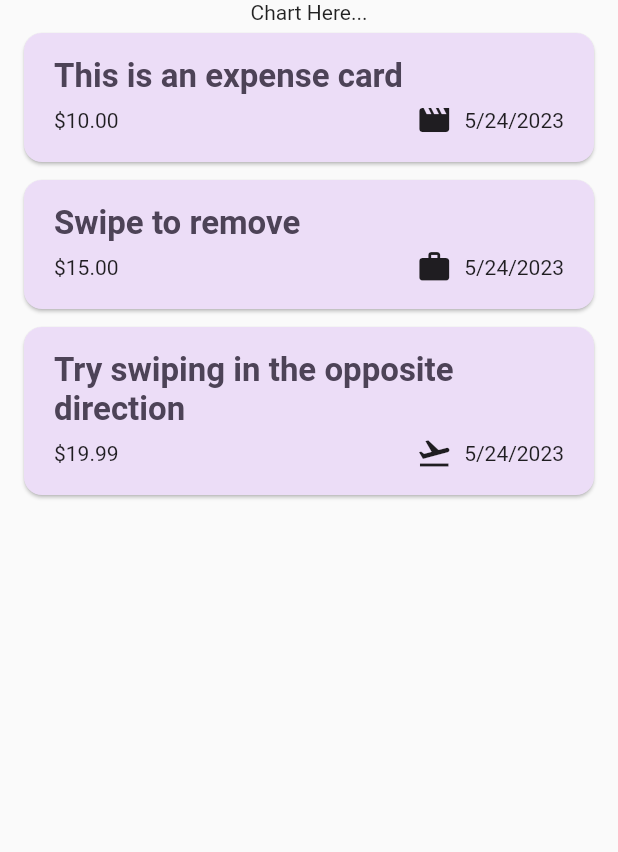
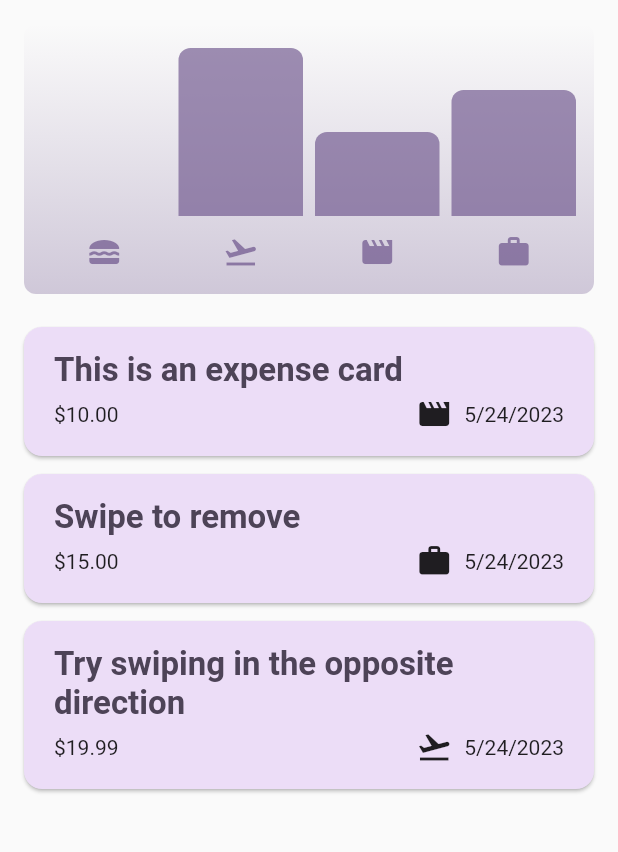
Before and after one commit to Vidhish-Trivedi/Expense-Tracker-FlutterBasics, a Flutter app: the screen it shows after launch, on a phone screen of 412 x 824 dp, the part 84-936 px from its top. Run offline on Flutter 3.47's test engine with Material 2 defaults, Android fonts, the phone set to English and light mode, and no system bars.

Commit message:
add bar chart for expenses

```diff
--- a/lib/widgets/chart/chart.dart
+++ b/lib/widgets/chart/chart.dart
@@ -1,5 +1,6 @@
 import 'package:flutter/material.dart';
 import 'package:expense_tracker/models/expense.dart';
+import 'package:expense_tracker/widgets/chart/chart_bar.dart';
 
 class Chart extends StatelessWidget {
   const Chart({
@@ -9,27 +10,85 @@ class Chart extends StatelessWidget {
 
   final List<Expense> expenses;
 
-  List <ExpenseBucket> get buckets {
-    List <ExpenseBucket> expenseBuckets = [];
-    for(final c in Category.values) {
+  List<ExpenseBucket> get buckets {
+    List<ExpenseBucket> expenseBuckets = [];
+    for (final c in Category.values) {
       expenseBuckets.add(ExpenseBucket.forCategory(expenses, c));
     }
-    return(expenseBuckets);
+    return (expenseBuckets);
   }
 
   double get maxTotalExpense {
     double maxTotalExpense = 0;
-    for(final b in buckets) {
-      if(b.totalExpense > maxTotalExpense) {
+    for (final b in buckets) {
+      if (b.totalExpense > maxTotalExpense) {
         maxTotalExpense = b.totalExpense;
       }
     }
-    return(maxTotalExpense);
+    return (maxTotalExpense);
   }
 
   @override
   Widget build(BuildContext context) {
-    // TODO: implement build
-    throw UnimplementedError();
+    final isDarkMode =
+        MediaQuery.of(context).platformBrightness == Brightness.dark;
+    return Container(
+      margin: const EdgeInsets.all(16),
+      padding: const EdgeInsets.symmetric(
+        vertical: 16,
+        horizontal: 8,
+      ),
+      width: double.infinity,
+      height: 180,
+      decoration: BoxDecoration(
+        borderRadius: BorderRadius.circular(8),
+        gradient: LinearGradient(
+          colors: [
+            Theme.of(context).colorScheme.primary.withOpacity(0.3),
+            Theme.of(context).colorScheme.primary.withOpacity(0.0)
+          ],
+          begin: Alignment.bottomCenter,
+          end: Alignment.topCenter,
+        ),
+      ),
+      child: Column(
+        children: [
+          Expanded(
+            child: Row(
+              crossAxisAlignment: CrossAxisAlignment.end,
+              children: [
+                for (final bucket in buckets) // alternative to map()
+                  ChartBar(
+                    fill: bucket.totalExpense == 0
+                        ? 0
+                        : bucket.totalExpense / maxTotalExpense,
+                  )
+              ],
+            ),
+          ),
+          const SizedBox(height: 12),
+          Row(
+            children: buckets
+                .map(
+                  (bucket) => Expanded(
+                    child: Padding(
+                      padding: const EdgeInsets.symmetric(horizontal: 4),
+                      child: Icon(
+                        categoryIcons[bucket.category],
+                        color: isDarkMode
+                            ? Theme.of(context).colorScheme.secondary
+                            : Theme.of(context)
+                                .colorScheme
+                                .primary
+                                .withOpacity(0.7),
+                      ),
+                    ),
+                  ),
+                )
+                .toList(),
+          )
+        ],
+      ),
+    );
   }
 }
--- a/lib/widgets/chart/chart_bar.dart
+++ b/lib/widgets/chart/chart_bar.dart
@@ -1,18 +1,31 @@
 import 'package:flutter/material.dart';
 
-class ChartBar extends StatefulWidget {
-  const ChartBar({super.key});
+class ChartBar extends StatelessWidget {
+  const ChartBar({super.key, required this.fill});
+
+  final double fill;
 
   @override
-  State<ChartBar> createState() {
-    return(_ChartBarState());
+  Widget build(BuildContext context) {
+    final isDarkMode =
+        MediaQuery.of(context).platformBrightness == Brightness.dark;
+    return Expanded(
+      child: Padding(
+        padding: const EdgeInsets.symmetric(horizontal: 4),
+        child: FractionallySizedBox(
+          heightFactor: fill,
+          child: DecoratedBox(
+            decoration: BoxDecoration(
+              shape: BoxShape.rectangle,
+              borderRadius:
+                  const BorderRadius.vertical(top: Radius.circular(8)),
+              color: isDarkMode
+                  ? Theme.of(context).colorScheme.secondary
+                  : Theme.of(context).colorScheme.primary.withOpacity(0.65),
+            ),
+          ),
+        ),
+      ),
+    );
   }
 }
-
-class _ChartBarState extends State <ChartBar> {
-  @override
-  Widget build(BuildContext context) {
-    // TODO: implement build
-    throw UnimplementedError();
-  }
-}
--- a/lib/widgets/expenses.dart
+++ b/lib/widgets/expenses.dart
@@ -2,6 +2,7 @@ import 'package:flutter/material.dart';
 import 'package:expense_tracker/models/expense.dart';
 import 'package:expense_tracker/widgets/expenses_list/expenses_list.dart';
 import 'package:expense_tracker/widgets/new_expense.dart';
+import 'package:expense_tracker/widgets/chart/chart.dart';
 
 class Expenses extends StatefulWidget {
   const Expenses({super.key});
@@ -88,7 +89,7 @@ class _ExpensesState extends State<Expenses> {
       ),
       body: Column(
         children: [
-          const Text("Chart Here..."),
+          Chart(expenses: _registeredExpenses),
           Expanded(
               child: _registeredExpenses.isEmpty
                   ? const Center(
```
